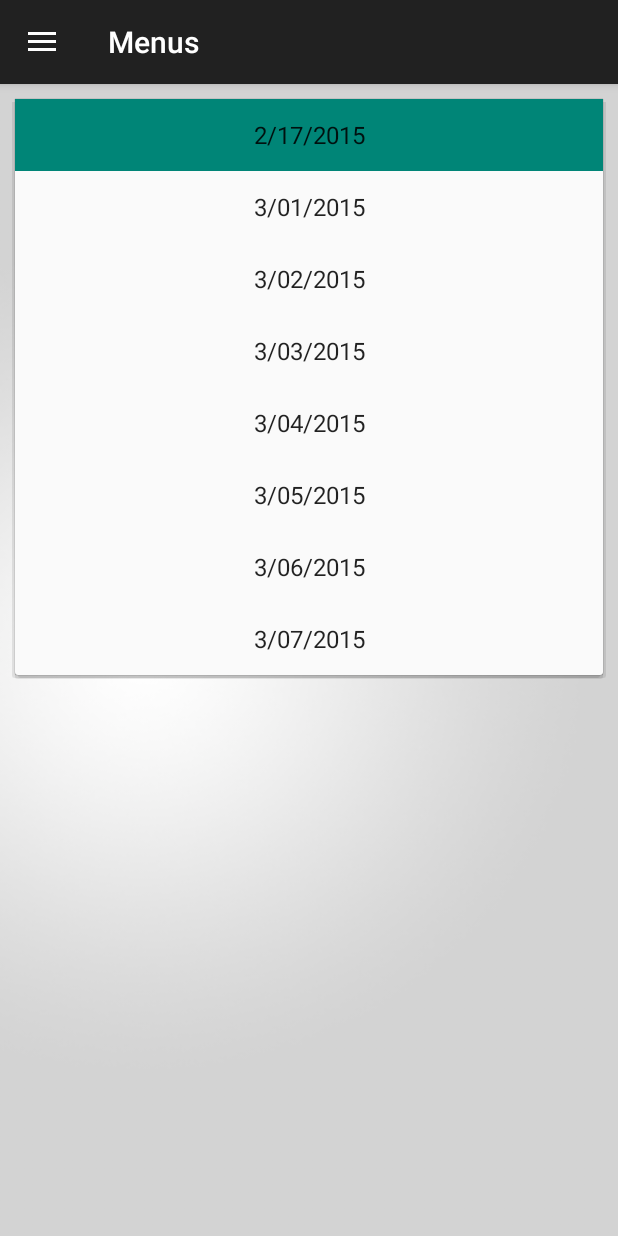
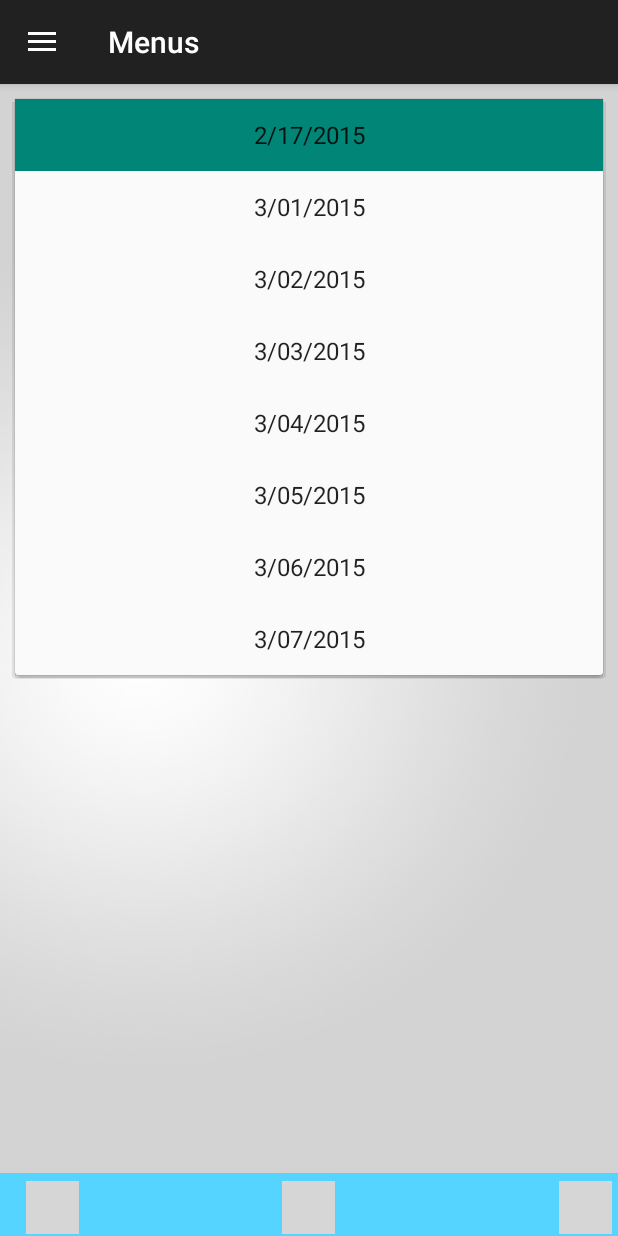
Before and after one commit to echistyakov/GauchoGrub, an Android app: the screen it shows after launch (BaseActivity), after a tap on "2/17/2015", on a phone screen of 412 x 824 dp. Run offline under Robolectric (Android 15) with nearby library versions, the phone set to English and light mode, and no system bars; network calls fail; 2 other taps on this screen came first; grey boxes are pictures that could not be loaded.

Commit message:
included the like, dislike, and favorite option overlay below the scrollview. Updated icons

```diff
--- a/GauchoGrubAndroid/app/src/main/res/layout/meal_entry.xml
+++ b/GauchoGrubAndroid/app/src/main/res/layout/meal_entry.xml
@@ -42,21 +42,21 @@
         android:layout_width="25dp"
         android:layout_height="25dp"
         android:id="@+id/imageButton"
-        android:background="@drawable/favoriteoff"
+        android:background="@drawable/ic_action_favorite"
         android:padding="10dp" />
 
     <ImageButton
         android:layout_width="25dp"
         android:layout_height="25dp"
         android:id="@+id/imageButton2"
-        android:background="@drawable/upvoteoff"
+        android:background="@drawable/ic_action_good"
         android:padding="10dp" />
 
     <ImageButton
         android:layout_width="25dp"
         android:layout_height="25dp"
         android:id="@+id/imageButton3"
-        android:background="@drawable/downvoteoff"
+        android:background="@drawable/ic_action_bad"
         android:padding="10dp" />
 
 </LinearLayout>
--- a/GauchoGrubAndroid/app/src/main/res/layout/menu_fragment.xml
+++ b/GauchoGrubAndroid/app/src/main/res/layout/menu_fragment.xml
@@ -1,6 +1,6 @@
 <?xml version="1.0" encoding="utf-8"?>
 
-<LinearLayout
+<RelativeLayout
     xmlns:android="http://schemas.android.com/apk/res/android"
     android:orientation="vertical"
     android:layout_width="fill_parent"
@@ -74,7 +74,8 @@
 
     <ScrollView xmlns:android="http://schemas.android.com/apk/res/android"
         android:layout_width="fill_parent"
-        android:layout_height="wrap_content" >
+        android:layout_height="wrap_content"
+        android:layout_marginTop="125dp">
 
     <TableLayout
         android:layout_width="match_parent"
@@ -83,4 +84,44 @@
         android:id="@+id/menu_table"
         style="@style/text" />
     </ScrollView>
-</LinearLayout>
+
+    <RelativeLayout
+        android:id="@+id/bottombar"
+        android:orientation="horizontal"
+        android:layout_alignParentBottom="true"
+        android:layout_width="fill_parent"
+        android:layout_height="wrap_content"
+        android:background="#ff54d4ff"
+        style="@android:style/ButtonBar">
+
+        <ImageButton  android:id="@+id/thumbsUpButton"
+            android:layout_width="35dp"
+            android:layout_height="35dp"
+            android:background="@drawable/ic_action_good"
+            android:padding="15dp"
+            android:layout_marginLeft="20px"
+            android:layout_alignParentLeft="true"
+            android:clickable="true"></ImageButton >
+
+        <ImageButton  android:id="@+id/thumbsDownButton"
+            android:layout_width="35dp"
+            android:layout_height="35dp"
+            android:background="@drawable/ic_action_bad"
+            android:padding="15dp"
+            android:layout_alignParentTop="true"
+            android:layout_centerHorizontal="true"
+            android:clickable="true"></ImageButton >
+
+        <ImageButton  android:id="@+id/favoriteButton"
+            android:layout_width="35dp"
+            android:layout_height="35dp"
+            android:background="@drawable/ic_action_favorite"
+            android:padding="15dp"
+            android:layout_alignParentTop="true"
+            android:layout_alignParentRight="true"
+            android:layout_alignParentEnd="true"
+            android:clickable="true"></ImageButton >
+
+    </RelativeLayout>
+
+</RelativeLayout>
--- a/GauchoGrubAndroid/app/src/main/res/values/styles.xml
+++ b/GauchoGrubAndroid/app/src/main/res/values/styles.xml
@@ -2,7 +2,7 @@
 
     <!-- Base application theme. -->
     <style name="AppTheme" parent="Theme.AppCompat.Light.DarkActionBar">
-        <!-- Customize your theme here. -->
+        <item name="android:windowActionBarOverlay">true</item>
     </style>
 
     <style name="text">
```
Also changed, not shown: GauchoGrubAndroid/app/src/main/java/com/g10/gauchogrub/MenuFragment.java (+18 -13 lines), GauchoGrubAndroid/app/src/main/res/drawable-xxhdpi/downvote.png (deleted), GauchoGrubAndroid/app/src/main/res/drawable-xxhdpi/downvoteoff.png (deleted), GauchoGrubAndroid/app/src/main/res/drawable-xxhdpi/favorite.png (deleted), GauchoGrubAndroid/app/src/main/res/drawable-xxhdpi/favoriteoff.png (deleted), GauchoGrubAndroid/app/src/main/res/drawable-xxhdpi/upvote.png (deleted), GauchoGrubAndroid/app/src/main/res/drawable-xxhdpi/upvoteoff.png (deleted).
